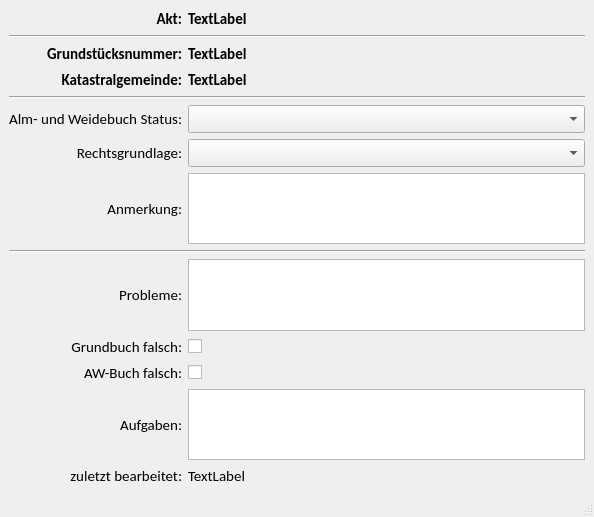
This is core/scopes/gst/gst_zuordnung_dataform.ui in gidhoog/AlmGIS as Qt 5 draws it before an edit. The edited form follows.
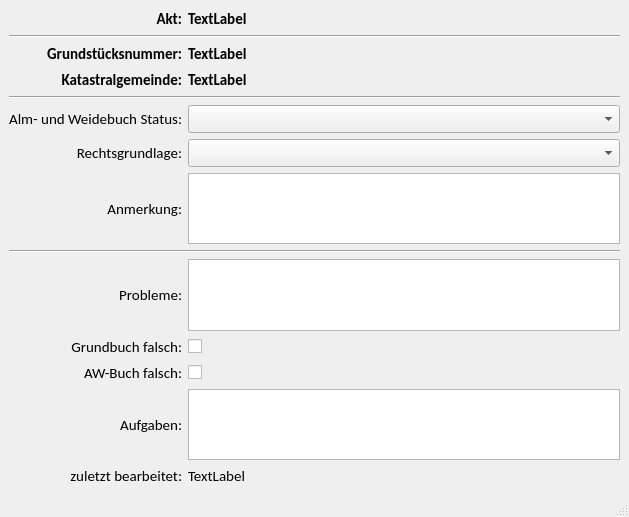
This is the edited form.

```diff
--- a/core/scopes/gst/gst_zuordnung_dataform.ui
+++ b/core/scopes/gst/gst_zuordnung_dataform.ui
@@ -6,7 +6,7 @@
    <rect>
     <x>0</x>
     <y>0</y>
-    <width>594</width>
+    <width>629</width>
     <height>517</height>
    </rect>
   </property>
```
Left out of the diff: 2 changed lines with no effect on the pictures.
